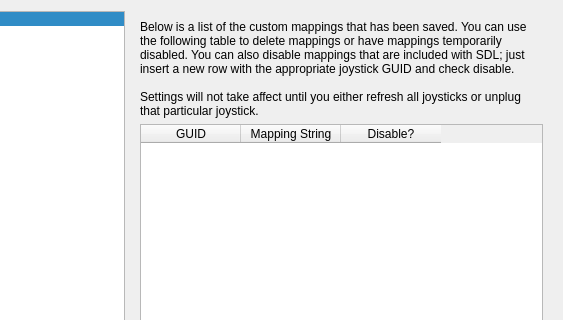
Old version of the form src/mainsettingsdialog.ui in the repository AntiMicroX/antimicrox; both pictures show x 142 to 705 and y 0 to 320 of the 705 by 415 pixel window.
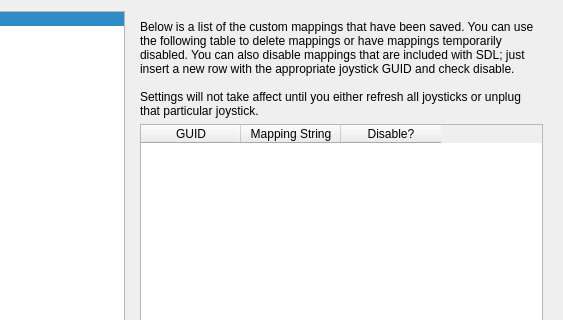
New version of the form. Icons and pictures are not drawn.

The edit to the form file:
```diff
--- a/src/mainsettingsdialog.ui
+++ b/src/mainsettingsdialog.ui
@@ -13,6 +13,12 @@
     <height>415</height>
    </rect>
   </property>
+  <property name="minimumSize">
+   <size>
+    <width>300</width>
+    <height>300</height>
+   </size>
+  </property>
   <property name="windowTitle">
    <string>Edit Settings</string>
   </property>
@@ -47,7 +53,7 @@
          <item>
           <widget class="QLabel" name="label">
            <property name="text">
-            <string>Below is a list of the custom mappings that has been saved. You can use the following table to delete mappings or have mappings temporarily disabled. You can also disable mappings that are included with SDL; just insert a new row with the appropriate joystick GUID and check disable.
+            <string>Below is a list of the custom mappings that have been saved. You can use the following table to delete mappings or have mappings temporarily disabled. You can also disable mappings that are included with SDL; just insert a new row with the appropriate joystick GUID and check disable.
 
 Settings will not take affect until you either refresh all joysticks or unplug that particular joystick.</string>
            </property>
```
Left out of the diff: 13 changed lines with no effect on the pictures.
